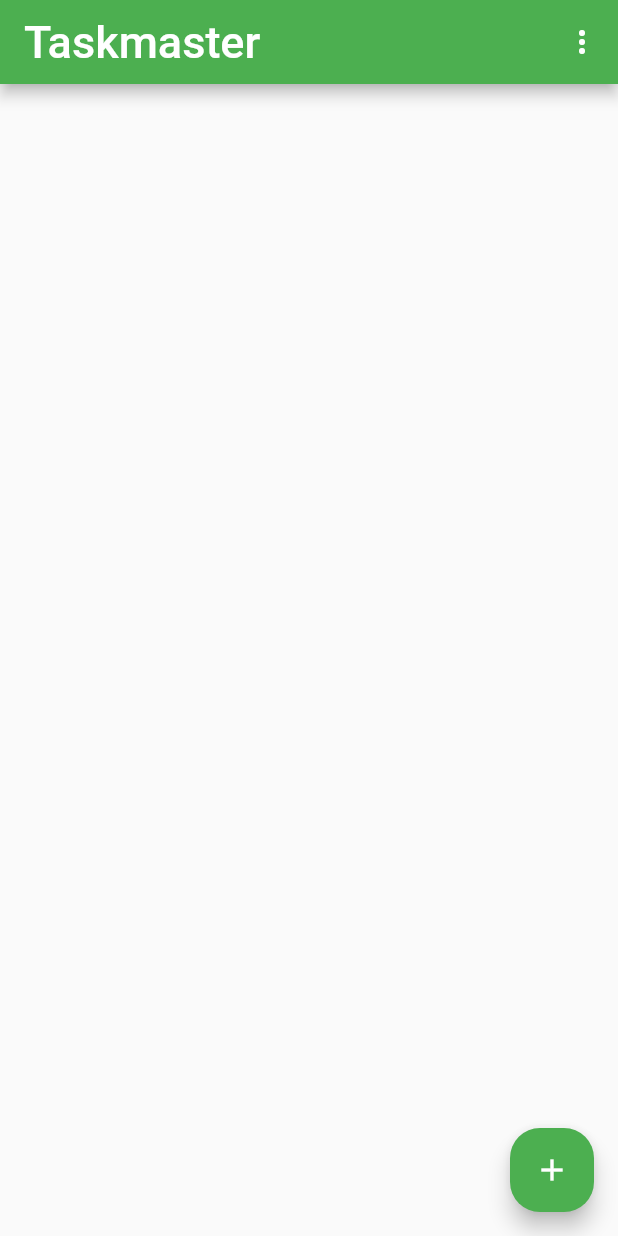
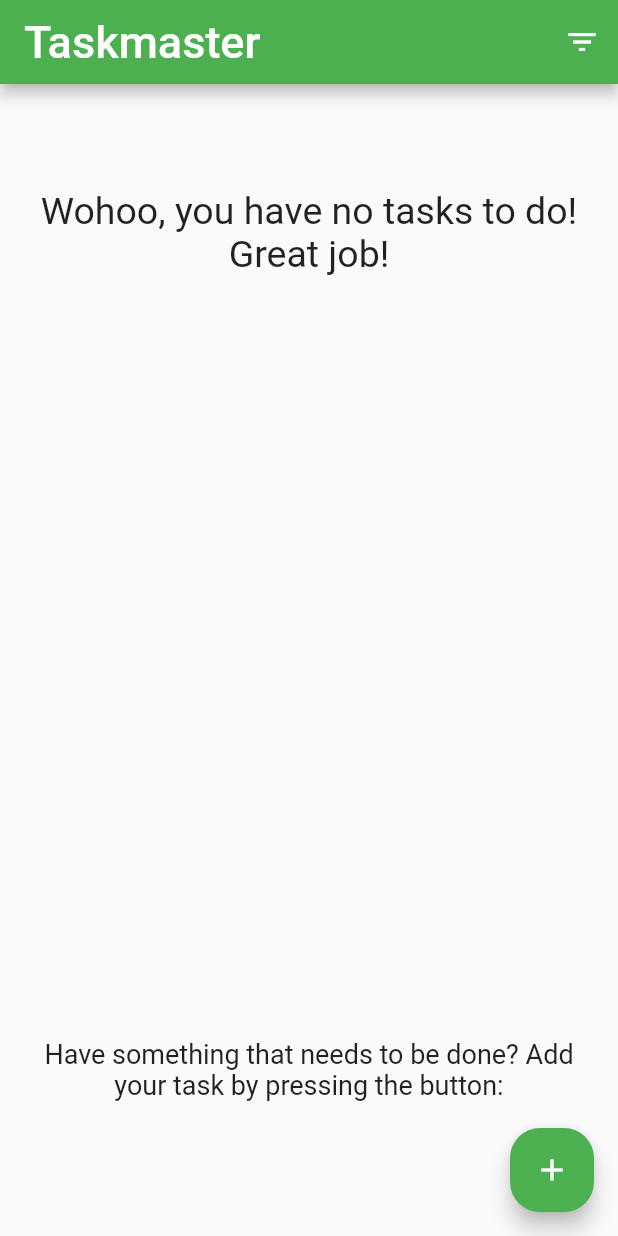
Before and after one commit to gu-tig333-ht23/gusskylca, a Flutter app: the screen it shows after launch, on a phone screen of 412 x 824 dp. Run offline on Flutter 3.47's test engine with Material 2 defaults, Android fonts, the phone set to English and light mode, and no system bars; network calls fail.

Commit message:
Allmänt fix efter feedback

```diff
--- a/lib/app_state.dart
+++ b/lib/app_state.dart
@@ -4,20 +4,40 @@ import 'model.dart';
 
 class TaskProvider extends ChangeNotifier {
   List<TaskItem> _myTasks = [];
-  String chosenFilter = 'all';
+  String _chosenFilter = 'all';
 
   List<TaskItem> get myTasks {
-    switch (chosenFilter) {
+    switch (_chosenFilter) {
       case 'all':
         return _myTasks;
       case 'done':
-        return _myTasks.where((element) => element.completed == true).toList();
+        // Checking if the list of filtered tasks is empty
+        if (_myTasks.where((element) => element.completed == true).isEmpty) {
+          // Setting filter to "all" if empty
+          _chosenFilter = 'all';
+          return _myTasks;
+        } else {
+          return _myTasks
+              .where((element) => element.completed == true)
+              .toList();
+        }
       case 'undone':
-        return _myTasks.where((element) => element.completed == false).toList();
+        // Checking if the list of filtered tasks is empty
+        if (_myTasks.where((element) => element.completed == false).isEmpty) {
+          // Setting filter to "all" if empty
+          _chosenFilter = 'all';
+          return _myTasks;
+        } else {
+          return _myTasks
+              .where((element) => element.completed == false)
+              .toList();
+        }
       default:
         return _myTasks;
     }
   }
+
+  String get chosenFilter => _chosenFilter;
 
 //Fetching tasks from API
   void fetchTasks() async {
@@ -30,21 +50,22 @@ class TaskProvider extends ChangeNotifier {
     await api.addTask(task);
     fetchTasks();
   }
-// Delete task from API
+
+// Deleting task from API
   void deleteTask(TaskItem task) async {
     await api.deleteTask(task);
     fetchTasks();
   }
 
-  // Toggling task in API
+// Toggling task in API
   void toggleTask(task) async {
     await api.toggleTask(task);
     fetchTasks();
   }
 
-//Set filter
+//Setting filter
   void setFilter(value) {
-    chosenFilter = value;
+    _chosenFilter = value;
     notifyListeners();
   }
 }
--- a/lib/homepage.dart
+++ b/lib/homepage.dart
@@ -1,14 +1,16 @@
 import 'package:flutter/material.dart';
 import 'package:provider/provider.dart';
 import 'app_state.dart';
-import 'new_task.dart';
+import 'add_task_view.dart';
 import 'todobuilder.dart';
+import 'no_tasks.dart';
 
 class HomePage extends StatelessWidget {
   HomePage({Key? key}) : super(key: key);
   @override
   Widget build(BuildContext context) {
     var tasks = context.watch<TaskProvider>().myTasks;
+    var filter = context.watch<TaskProvider>().chosenFilter;
     return Scaffold(
       appBar: AppBar(
         backgroundColor: Colors.green,
@@ -18,7 +20,15 @@ class HomePage extends StatelessWidget {
         ),
         actions: [
           // Filter popup menu
-          PopupMenuButton(itemBuilder: (context) {
+          Column(
+            mainAxisAlignment: MainAxisAlignment.center,
+            crossAxisAlignment: CrossAxisAlignment.end,
+            children: [
+              PopupMenuButton(
+                icon: Icon(Icons.filter_list),
+                // Tooltip for opportunity to check current filter
+                tooltip: filter,
+                itemBuilder: (context) {
                   return [
                     PopupMenuItem<String>(
                       value: 'all',
@@ -33,13 +43,21 @@ class HomePage extends StatelessWidget {
                       child: Text('Undone'),
                     ),
                   ];
-          }, onSelected: (value) {
+                },
+                onSelected: (value) {
                   context.read<TaskProvider>().setFilter(value);
-          }),
+                },
+              ),
             ],
           ),
-      // Building the listView
-      body: ListView(children: tasks.map((task) => TodoBuilder(task)).toList()),
+        ],
+      ),
+      // Checking if list of tasks is not empty
+      body: tasks.isNotEmpty
+          // if not empty, building listview
+          ? ListView(children: tasks.map((task) => TodoBuilder(task)).toList())
+          // else, building NoTasks
+          : NoTasks(),
       // Button to add task
       floatingActionButton: FloatingActionButton(
         shape: RoundedRectangleBorder(borderRadius: BorderRadius.circular(20)),
--- a/lib/main.dart
+++ b/lib/main.dart
@@ -7,18 +7,18 @@ void main() {
   TaskProvider state = TaskProvider();
   state.fetchTasks();
 
-  runApp(ChangeNotifierProvider(
-    create: (context) => state,
-    child: MyApp(),
-  ));
+  runApp(
+    ChangeNotifierProvider(
+      create: (context) => state,
+      child: MyApp(),
+    ),
+  );
 }
 
 class MyApp extends StatelessWidget {
   const MyApp({super.key});
   @override
   Widget build(BuildContext context) {
-    return MaterialApp(
-      home: HomePage(),
-    );
+    return MaterialApp(home: HomePage(), debugShowCheckedModeBanner: false);
   }
 }
--- /dev/null
+++ b/lib/no_tasks.dart
@@ -0,0 +1,32 @@
+import 'package:flutter/material.dart';
+
+class NoTasks extends StatelessWidget {
+  const NoTasks({super.key});
+  @override
+  Widget build(BuildContext context) {
+    return Column(
+      mainAxisAlignment: MainAxisAlignment.spaceBetween,
+      crossAxisAlignment: CrossAxisAlignment.center,
+      children: [
+        Padding(
+          padding: EdgeInsets.only(top: 70),
+          child: Text(
+            'Wohoo, you have no tasks to do! Great job!',
+            style: TextStyle(fontSize: 25),
+            softWrap: true,
+            textAlign: TextAlign.center,
+          ),
+        ),
+        Padding(
+          padding: EdgeInsets.only(bottom: 90, left: 20, right: 20),
+          child: Text(
+            'Have something that needs to be done? Add your task by pressing the button:',
+            style: TextStyle(fontSize: 18),
+            softWrap: true,
+            textAlign: TextAlign.center,
+          ),
+        ),
+      ],
+    );
+  }
+}
--- a/lib/todobuilder.dart
+++ b/lib/todobuilder.dart
@@ -43,7 +43,39 @@ class TodoBuilder extends StatelessWidget {
             IconButton(
               icon: Icon(Icons.close),
               onPressed: () {
-                context.read<TaskProvider>().deleteTask(task);
+                // Pop up dialog for making sure user wants to delete task
+                showDialog(
+                  context: context,
+                  builder: (BuildContext context) {
+                    return AlertDialog(
+                      title: Text(
+                          'Are you sure you want to delete "${task.task}"?'),
+                      actions: [
+                        FilledButton(
+                          onPressed: () {
+                            context.read<TaskProvider>().deleteTask(task);
+                            Navigator.pop(context);
+                          },
+                          style: ButtonStyle(
+                            backgroundColor:
+                                MaterialStatePropertyAll<Color>(Colors.green),
+                          ),
+                          child: Text('Yes'),
+                        ),
+                        FilledButton(
+                          onPressed: () {
+                            Navigator.pop(context);
+                          },
+                          style: ButtonStyle(
+                            backgroundColor:
+                                MaterialStatePropertyAll<Color>(Colors.green),
+                          ),
+                          child: Text('No'),
+                        )
+                      ],
+                    );
+                  },
+                );
               },
             ),
           ],
```
Also changed, not shown: lib/add_task_view.dart (renamed from lib/new_task.dart). Lines whose indentation alone changed are shown as unchanged.
